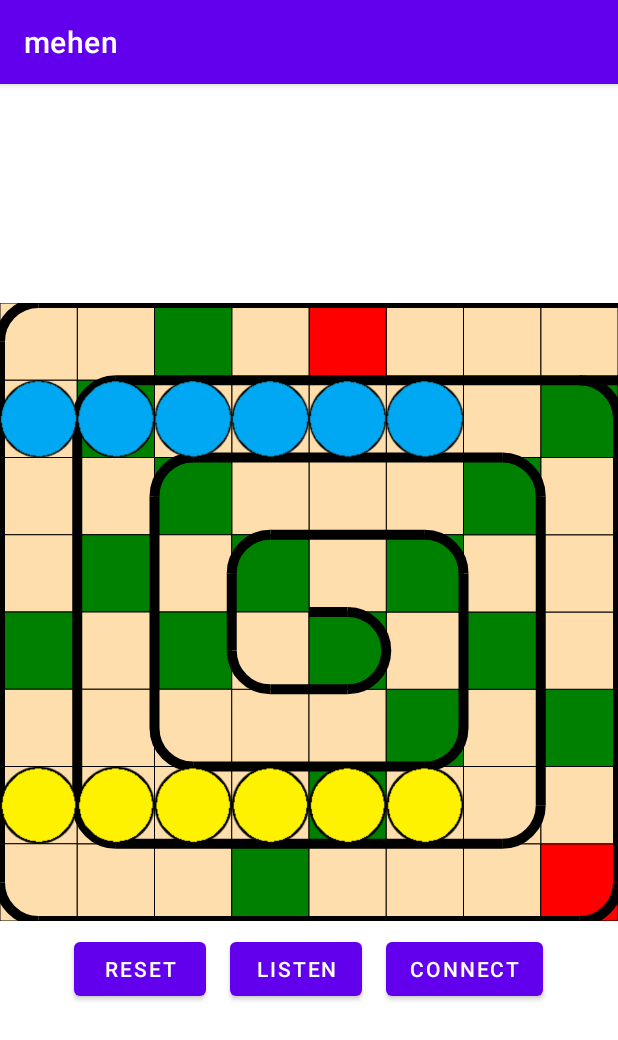
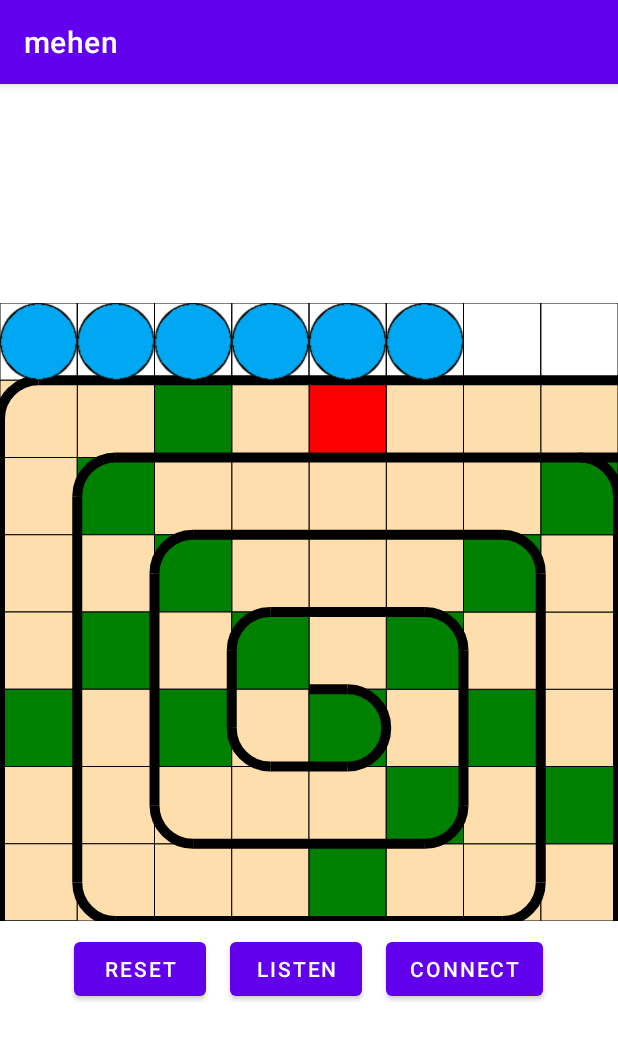
Before and after one commit to memoryspeak/mehen_cotlin_android, an Android app: the screen it shows after launch (MainActivity), on a phone screen of 412 x 824 dp. Shown: the top 1040 px of the screen. Run offline under Robolectric (Android 15) with nearby library versions, the phone set to English and light mode, and no system bars.

Commit message:
squares without play board

```diff
--- a/mehen/app/src/main/java/com/example/mehen/MehenGame.kt
+++ b/mehen/app/src/main/java/com/example/mehen/MehenGame.kt
@@ -74,8 +74,8 @@ object MehenGame {
     fun reset() {
         clear()
         for (i in 0 until 6) {
-            addPiece(MehenPiece(i, 1, Player.WHITE, Mehenman.WALKER, R.drawable.yellow_walker))
-            addPiece(MehenPiece(i, 6, Player.BLACK, Mehenman.WALKER, R.drawable.blue_walker))
+            addPiece(MehenPiece(i, 0, Player.WHITE, Mehenman.WALKER, R.drawable.yellow_walker))
+            addPiece(MehenPiece(i, 9, Player.BLACK, Mehenman.WALKER, R.drawable.blue_walker))
         }
     }
 
--- a/mehen/app/src/main/java/com/example/mehen/MehenView.kt
+++ b/mehen/app/src/main/java/com/example/mehen/MehenView.kt
@@ -14,75 +14,92 @@ class MehenView(context: Context?, attrs: AttributeSet?) : View(context, attrs){
     private var cellSide = 130f
     private val paint = Paint()
     private val paintLine = Paint()
+    private val transparentColor = Color.parseColor("#00FFDEAD")
     private val greenColor = Color.parseColor("#008000")
     private val redColor = Color.parseColor("#FF0000")
     private val lightColor = Color.parseColor("#FFDEAD")
     private val blackColor = Color.parseColor("#000000")
     private val mehenList = listOf(
-        listOf(0, 7, lightColor),
-        listOf(0, 6, lightColor),
-        listOf(0, 5, lightColor),
-        listOf(0, 4, redColor),
-        listOf(0, 3, lightColor),
-        listOf(0, 2, greenColor),
-        listOf(0, 1, lightColor),
-        listOf(0, 0, lightColor),
+        listOf(0, 7, transparentColor),
+        listOf(0, 6, transparentColor),
+        listOf(0, 5, transparentColor),
+        listOf(0, 4, transparentColor),
+        listOf(0, 3, transparentColor),
+        listOf(0, 2, transparentColor),
+        listOf(0, 1, transparentColor),
+        listOf(0, 0, transparentColor),
+        listOf(1, 7, lightColor),
+        listOf(1, 6, lightColor),
+        listOf(1, 5, lightColor),
+        listOf(1, 4, redColor),
+        listOf(1, 3, lightColor),
+        listOf(1, 2, greenColor),
+        listOf(1, 1, lightColor),
         listOf(1, 0, lightColor),
         listOf(2, 0, lightColor),
         listOf(3, 0, lightColor),
-        listOf(4, 0, greenColor),
-        listOf(5, 0, lightColor),
+        listOf(4, 0, lightColor),
+        listOf(5, 0, greenColor),
         listOf(6, 0, lightColor),
         listOf(7, 0, lightColor),
-        listOf(7, 1, lightColor),
-        listOf(7, 2, lightColor),
-        listOf(7, 3, greenColor),
-        listOf(7, 4, lightColor),
-        listOf(7, 5, lightColor),
-        listOf(7, 6, lightColor),
-        listOf(7, 7, redColor),
-        listOf(6, 7, lightColor),
-        listOf(5, 7, greenColor),
+        listOf(8, 0, lightColor),
+        listOf(8, 1, lightColor),
+        listOf(8, 2, lightColor),
+        listOf(8, 3, greenColor),
+        listOf(8, 4, lightColor),
+        listOf(8, 5, lightColor),
+        listOf(8, 6, lightColor),
+        listOf(8, 7, redColor),
+        listOf(7, 7, lightColor),
+        listOf(6, 7, greenColor),
+        listOf(5, 7, lightColor),
         listOf(4, 7, lightColor),
         listOf(3, 7, lightColor),
-        listOf(2, 7, lightColor),
-        listOf(1, 7, greenColor),
-        listOf(1, 6, lightColor),
-        listOf(1, 5, lightColor),
-        listOf(1, 4, lightColor),
-        listOf(1, 3, lightColor),
-        listOf(1, 2, lightColor),
-        listOf(1, 1, greenColor),
-        listOf(2, 1, lightColor),
-        listOf(3, 1, greenColor),
-        listOf(4, 1, lightColor),
-        listOf(5, 1, lightColor),
-        listOf(6, 1, lightColor),
-        listOf(6, 2, lightColor),
-        listOf(6, 3, lightColor),
-        listOf(6, 4, greenColor),
-        listOf(6, 5, lightColor),
-        listOf(6, 6, lightColor),
-        listOf(5, 6, lightColor),
-        listOf(4, 6, greenColor),
-        listOf(3, 6, lightColor),
-        listOf(2, 6, greenColor),
+        listOf(2, 7, greenColor),
+        listOf(2, 6, lightColor),
         listOf(2, 5, lightColor),
         listOf(2, 4, lightColor),
         listOf(2, 3, lightColor),
-        listOf(2, 2, greenColor),
-        listOf(3, 2, lightColor),
-        listOf(4, 2, greenColor),
-        listOf(5, 2, lightColor),
+        listOf(2, 2, lightColor),
+        listOf(2, 1, greenColor),
+        listOf(3, 1, lightColor),
+        listOf(4, 1, greenColor),
+        listOf(5, 1, lightColor),
+        listOf(6, 1, lightColor),
+        listOf(7, 1, lightColor),
+        listOf(7, 2, lightColor),
+        listOf(7, 3, lightColor),
+        listOf(7, 4, greenColor),
+        listOf(7, 5, lightColor),
+        listOf(7, 6, lightColor),
+        listOf(6, 6, lightColor),
+        listOf(5, 6, greenColor),
+        listOf(4, 6, lightColor),
+        listOf(3, 6, greenColor),
+        listOf(3, 5, lightColor),
+        listOf(3, 4, lightColor),
+        listOf(3, 3, lightColor),
+        listOf(3, 2, greenColor),
+        listOf(4, 2, lightColor),
+        listOf(5, 2, greenColor),
+        listOf(6, 2, lightColor),
+        listOf(6, 3, lightColor),
+        listOf(6, 4, lightColor),
+        listOf(6, 5, greenColor),
+        listOf(5, 5, lightColor),
+        listOf(4, 5, greenColor),
+        listOf(4, 4, lightColor),
+        listOf(4, 3, greenColor),
         listOf(5, 3, lightColor),
-        listOf(5, 4, lightColor),
-        listOf(5, 5, greenColor),
-        listOf(4, 5, lightColor),
-        listOf(3, 5, greenColor),
-        listOf(3, 4, lightColor),
-        listOf(3, 3, greenColor),
-        listOf(4, 3, lightColor),
-        listOf(4, 4, greenColor),
+        listOf(5, 4, greenColor),
+        listOf(9, 0, transparentColor),
+        listOf(9, 1, transparentColor),
+        listOf(9, 2, transparentColor),
+        listOf(9, 3, transparentColor),
+        listOf(9, 4, transparentColor),
+        listOf(9, 5, transparentColor),
+        listOf(9, 6, transparentColor),
+        listOf(9, 7, transparentColor),
     )
     private val imgResIDs = setOf(
         R.drawable.blue_lion,
@@ -161,7 +178,7 @@ class MehenView(context: Context?, attrs: AttributeSet?) : View(context, attrs){
     }
 
     private fun drawPieces(canvas: Canvas) {
-        for (row in 0 until 8)
+        for (row in 0 until 10)
             for (col in 0 until 8)
                 mehenDelegate?.pieceAt(Square(col, row))?.let { piece ->
                     if (piece != movingPiece) {
@@ -169,7 +186,15 @@ class MehenView(context: Context?, attrs: AttributeSet?) : View(context, attrs){
                     }
                 }
         movingPieceBitmap?.let {
-            canvas.drawBitmap(it, null, RectF(movingPieceX - cellSide/2, movingPieceY - cellSide/2,movingPieceX + cellSide/2,movingPieceY + cellSide/2), paint)
+            canvas.drawBitmap(
+                it,
+                null,
+                RectF(
+                    movingPieceX - cellSide/2,
+                    movingPieceY - cellSide/2,
+                    movingPieceX + cellSide/2,
+                    movingPieceY + cellSide/2),
+                paint)
         }
     }
 
@@ -178,9 +203,9 @@ class MehenView(context: Context?, attrs: AttributeSet?) : View(context, attrs){
             bitmaps[resID]!!,
             null, RectF(
                 originX + col * cellSide,
-                originY + (7 - row) * cellSide,
+                originY + (9 - row) * cellSide,
                 originX + (col + 1) * cellSide,
-                originY + ((7 - row) + 1) * cellSide),
+                originY + ((9 - row) + 1) * cellSide),
             paint)
 
     private fun loadBitmaps() =
@@ -214,36 +239,36 @@ class MehenView(context: Context?, attrs: AttributeSet?) : View(context, attrs){
         paintLine.color = blackColor
         paintLine.strokeWidth = 10f
         paintLine.style = Paint.Style.STROKE
-        canvas.drawLine(originX+8*cellSide, originY+0*cellSide, originX+cellSide/2, originY, paintLine)
-        canvas.drawArc(originX+0*cellSide, originY+0*cellSide, originX+1*cellSide, originY+1*cellSide, 180f, 90f, false, paintLine)
-        canvas.drawLine(originX+0*cellSide, originY+cellSide/2, originX+0*cellSide, originY+15*cellSide/2, paintLine)
-        canvas.drawArc(originX+0*cellSide, originY+7*cellSide, originX+cellSide, originY+8*cellSide, 90f, 90f, false, paintLine)
-        canvas.drawLine(originX+cellSide/2, originY+cellSide*8, originX+15*cellSide/2, originY+cellSide*8, paintLine)
-        canvas.drawArc(originX+7*cellSide, originY+7*cellSide, originX+8*cellSide, originY+8*cellSide, 0f, 90f, false, paintLine)
-        canvas.drawLine(originX+cellSide*8, originY+15*cellSide/2, originX+8*cellSide, originY+3*cellSide/2, paintLine)
-        canvas.drawArc(originX+7*cellSide, originY+1*cellSide, originX+8*cellSide, originY+2*cellSide, -90f, 90f, false, paintLine)
-        canvas.drawLine(originX+cellSide*8, originY+cellSide, originX+3*cellSide/2, originY+cellSide, paintLine)
-        canvas.drawArc(originX+1*cellSide, originY+1*cellSide, originX+2*cellSide, originY+2*cellSide, 180f, 90f, false, paintLine)
-        canvas.drawLine(originX+cellSide, originY+3*cellSide/2, originX+cellSide, originY+13*cellSide/2, paintLine)
-        canvas.drawArc(originX+1*cellSide, originY+6*cellSide, originX+2*cellSide, originY+7*cellSide, 90f, 90f, false, paintLine)
-        canvas.drawLine(originX+3*cellSide/2, originY+7*cellSide, originX+13*cellSide/2, originY+7*cellSide, paintLine)
-        canvas.drawArc(originX+6*cellSide, originY+6*cellSide, originX+7*cellSide, originY+7*cellSide, 0f, 90f, false, paintLine)
-        canvas.drawLine(originX+7*cellSide, originY+13*cellSide/2, originX+7*cellSide, originY+5*cellSide/2, paintLine)
-        canvas.drawArc(originX+6*cellSide, originY+2*cellSide, originX+7*cellSide, originY+3*cellSide, -90f, 90f, false, paintLine)
-        canvas.drawLine(originX+13*cellSide/2, originY+2*cellSide, originX+5*cellSide/2, originY+2*cellSide, paintLine)
-        canvas.drawArc(originX+2*cellSide, originY+2*cellSide, originX+3*cellSide, originY+3*cellSide, 180f, 90f, false, paintLine)
-        canvas.drawLine(originX+2*cellSide, originY+5*cellSide/2, originX+2*cellSide, originY+11*cellSide/2, paintLine)
-        canvas.drawArc(originX+2*cellSide, originY+5*cellSide, originX+3*cellSide, originY+6*cellSide, 90f, 90f, false, paintLine)
-        canvas.drawLine(originX+5*cellSide/2, originY+6*cellSide, originX+11*cellSide/2, originY+6*cellSide, paintLine)
-        canvas.drawArc(originX+5*cellSide, originY+5*cellSide, originX+6*cellSide, originY+6*cellSide, 0f, 90f, false, paintLine)
-        canvas.drawLine(originX+6*cellSide, originY+11*cellSide/2, originX+6*cellSide, originY+7*cellSide/2, paintLine)
-        canvas.drawArc(originX+5*cellSide, originY+3*cellSide, originX+6*cellSide, originY+4*cellSide, -90f, 90f, false, paintLine)
-        canvas.drawLine(originX+11*cellSide/2, originY+3*cellSide, originX+7*cellSide/2, originY+3*cellSide, paintLine)
-        canvas.drawArc(originX+3*cellSide, originY+3*cellSide, originX+4*cellSide, originY+4*cellSide, 180f, 90f, false, paintLine)
-        canvas.drawLine(originX+3*cellSide, originY+7*cellSide/2, originX+3*cellSide, originY+9*cellSide/2, paintLine)
-        canvas.drawArc(originX+3*cellSide, originY+4*cellSide, originX+4*cellSide, originY+5*cellSide, 90f, 90f, false, paintLine)
-        canvas.drawLine(originX+7*cellSide/2, originY+5*cellSide, originX+9*cellSide/2, originY+5*cellSide, paintLine)
-        canvas.drawArc(originX+4*cellSide, originY+4*cellSide, originX+5*cellSide, originY+5*cellSide, -90f, 180f, false, paintLine)
-        canvas.drawLine(originX+4*cellSide, originY+4*cellSide, originX+9*cellSide/2, originY+4*cellSide, paintLine)
+        canvas.drawLine(originX+8*cellSide, originY+1*cellSide, originX+1*cellSide/2, originY+1*cellSide, paintLine)
+        canvas.drawArc(originX+0*cellSide, originY+1*cellSide, originX+1*cellSide, originY+2*cellSide, 180f, 90f, false, paintLine)
+        canvas.drawLine(originX+0*cellSide, originY+3*cellSide/2, originX+0*cellSide, originY+17*cellSide/2, paintLine)
+        canvas.drawArc(originX+0*cellSide, originY+8*cellSide, originX+cellSide, originY+9*cellSide, 90f, 90f, false, paintLine)
+        canvas.drawLine(originX+cellSide/2, originY+9*cellSide, originX+15*cellSide/2, originY+9*cellSide, paintLine)
+        canvas.drawArc(originX+7*cellSide, originY+8*cellSide, originX+8*cellSide, originY+9*cellSide, 0f, 90f, false, paintLine)
+        canvas.drawLine(originX+cellSide*8, originY+17*cellSide/2, originX+8*cellSide, originY+5*cellSide/2, paintLine)
+        canvas.drawArc(originX+7*cellSide, originY+2*cellSide, originX+8*cellSide, originY+3*cellSide, -90f, 90f, false, paintLine)
+        canvas.drawLine(originX+cellSide*8, originY+2*cellSide, originX+3*cellSide/2, originY+2*cellSide, paintLine)
+        canvas.drawArc(originX+1*cellSide, originY+2*cellSide, originX+2*cellSide, originY+3*cellSide, 180f, 90f, false, paintLine)
+        canvas.drawLine(originX+cellSide, originY+5*cellSide/2, originX+cellSide, originY+15*cellSide/2, paintLine)
+        canvas.drawArc(originX+1*cellSide, originY+7*cellSide, originX+2*cellSide, originY+8*cellSide, 90f, 90f, false, paintLine)
+        canvas.drawLine(originX+3*cellSide/2, originY+8*cellSide, originX+13*cellSide/2, originY+8*cellSide, paintLine)
+        canvas.drawArc(originX+6*cellSide, originY+7*cellSide, originX+7*cellSide, originY+8*cellSide, 0f, 90f, false, paintLine)
+        canvas.drawLine(originX+7*cellSide, originY+15*cellSide/2, originX+7*cellSide, originY+7*cellSide/2, paintLine)
+        canvas.drawArc(originX+6*cellSide, originY+3*cellSide, originX+7*cellSide, originY+4*cellSide, -90f, 90f, false, paintLine)
+        canvas.drawLine(originX+13*cellSide/2, originY+3*cellSide, originX+5*cellSide/2, originY+3*cellSide, paintLine)
+        canvas.drawArc(originX+2*cellSide, originY+3*cellSide, originX+3*cellSide, originY+4*cellSide, 180f, 90f, false, paintLine)
+        canvas.drawLine(originX+2*cellSide, originY+7*cellSide/2, originX+2*cellSide, originY+13*cellSide/2, paintLine)
+        canvas.drawArc(originX+2*cellSide, originY+6*cellSide, originX+3*cellSide, originY+7*cellSide, 90f, 90f, false, paintLine)
+        canvas.drawLine(originX+5*cellSide/2, originY+7*cellSide, originX+11*cellSide/2, originY+7*cellSide, paintLine)
+        canvas.drawArc(originX+5*cellSide, originY+6*cellSide, originX+6*cellSide, originY+7*cellSide, 0f, 90f, false, paintLine)
+        canvas.drawLine(originX+6*cellSide, originY+13*cellSide/2, originX+6*cellSide, originY+9*cellSide/2, paintLine)
+        canvas.drawArc(originX+5*cellSide, originY+4*cellSide, originX+6*cellSide, originY+5*cellSide, -90f, 90f, false, paintLine)
+        canvas.drawLine(originX+11*cellSide/2, originY+4*cellSide, originX+7*cellSide/2, originY+4*cellSide, paintLine)
+        canvas.drawArc(originX+3*cellSide, originY+4*cellSide, originX+4*cellSide, originY+5*cellSide, 180f, 90f, false, paintLine)
+        canvas.drawLine(originX+3*cellSide, originY+9*cellSide/2, originX+3*cellSide, originY+11*cellSide/2, paintLine)
+        canvas.drawArc(originX+3*cellSide, originY+5*cellSide, originX+4*cellSide, originY+6*cellSide, 90f, 90f, false, paintLine)
+        canvas.drawLine(originX+7*cellSide/2, originY+6*cellSide, originX+9*cellSide/2, originY+6*cellSide, paintLine)
+        canvas.drawArc(originX+4*cellSide, originY+5*cellSide, originX+5*cellSide, originY+6*cellSide, -90f, 180f, false, paintLine)
+        canvas.drawLine(originX+4*cellSide, originY+5*cellSide, originX+9*cellSide/2, originY+5*cellSide, paintLine)
     }
 }
```
